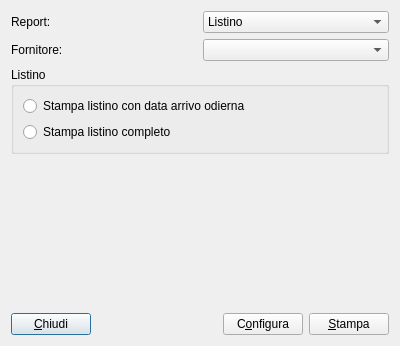
This is moduleReport/reportdlg.ui in kvsd/Gestionale as Qt 5 draws it before an edit. The edited form follows.
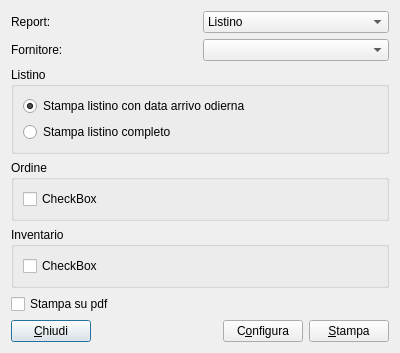
This is the edited form.

```diff
--- a/moduleReport/reportdlg.ui
+++ b/moduleReport/reportdlg.ui
@@ -7,7 +7,7 @@
     <x>0</x>
     <y>0</y>
     <width>400</width>
-    <height>346</height>
+    <height>350</height>
    </rect>
   </property>
   <property name="windowTitle">
@@ -69,6 +69,9 @@
         <property name="text">
          <string>Stampa listino con data arrivo odierna</string>
         </property>
+        <property name="checked">
+         <bool>true</bool>
+        </property>
        </widget>
       </item>
       <item>
@@ -82,17 +85,43 @@
     </widget>
    </item>
    <item>
-    <spacer name="verticalSpacer">
-     <property name="orientation">
-      <enum>Qt::Vertical</enum>
+    <widget class="QGroupBox" name="ordineGroupBox">
+     <property name="title">
+      <string>Ordine</string>
      </property>
-     <property name="sizeHint" stdset="0">
-      <size>
-       <width>20</width>
-       <height>40</height>
-      </size>
+     <layout class="QVBoxLayout" name="verticalLayout_3">
+      <item>
+       <widget class="QCheckBox" name="checkBox">
+        <property name="text">
+         <string>CheckBox</string>
+        </property>
+       </widget>
+      </item>
+     </layout>
+    </widget>
+   </item>
+   <item>
+    <widget class="QGroupBox" name="inventarioGroupBox">
+     <property name="title">
+      <string>Inventario</string>
      </property>
-    </spacer>
+     <layout class="QVBoxLayout" name="verticalLayout_4">
+      <item>
+       <widget class="QCheckBox" name="checkBox_2">
+        <property name="text">
+         <string>CheckBox</string>
+        </property>
+       </widget>
+      </item>
+     </layout>
+    </widget>
+   </item>
+   <item>
+    <widget class="QCheckBox" name="pdfCheckBox">
+     <property name="text">
+      <string>Stampa su pdf</string>
+     </property>
+    </widget>
    </item>
    <item>
     <layout class="QHBoxLayout" name="horizontalLayout">
```
Left out of the diff: 17 changed lines with no effect on the pictures.
